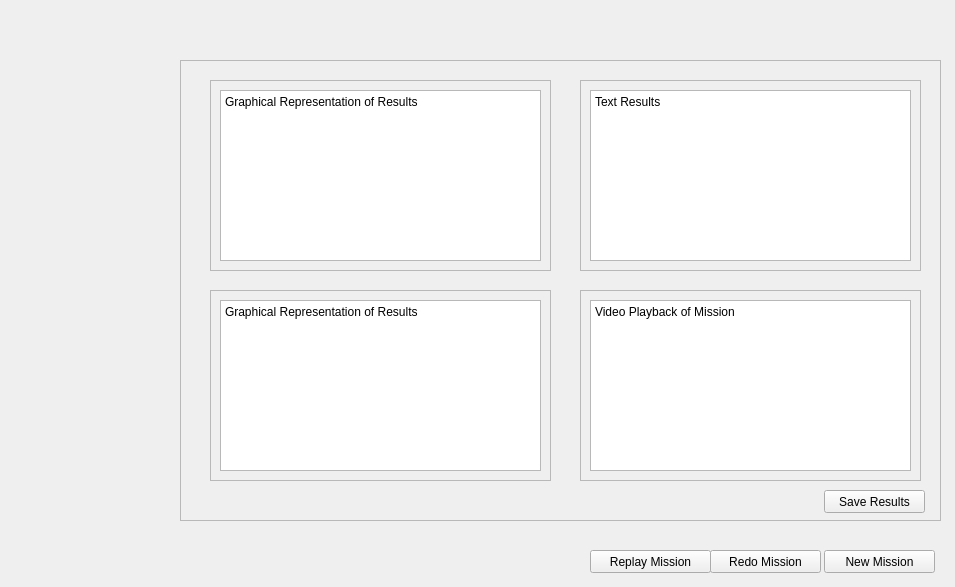
Above: GUI/UAV-Forge-New/missionrecap.ui from UCI-UAVForge/GroundStation before the change. Below: the same form after it.
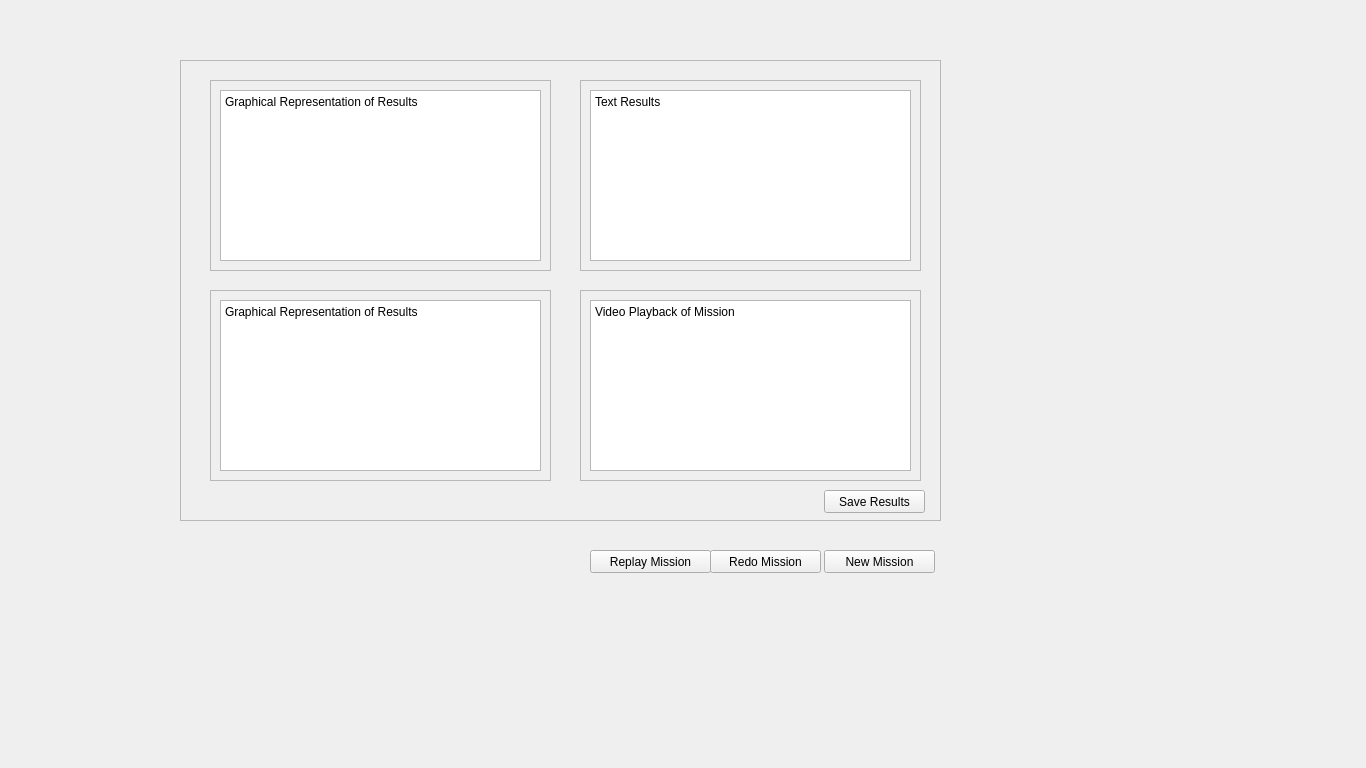
That is the form after the change.

```diff
--- a/GUI/UAV-Forge-New/missionrecap.ui
+++ b/GUI/UAV-Forge-New/missionrecap.ui
@@ -6,8 +6,8 @@
    <rect>
     <x>0</x>
     <y>0</y>
-    <width>955</width>
-    <height>587</height>
+    <width>1366</width>
+    <height>768</height>
    </rect>
   </property>
   <property name="windowTitle">
```
